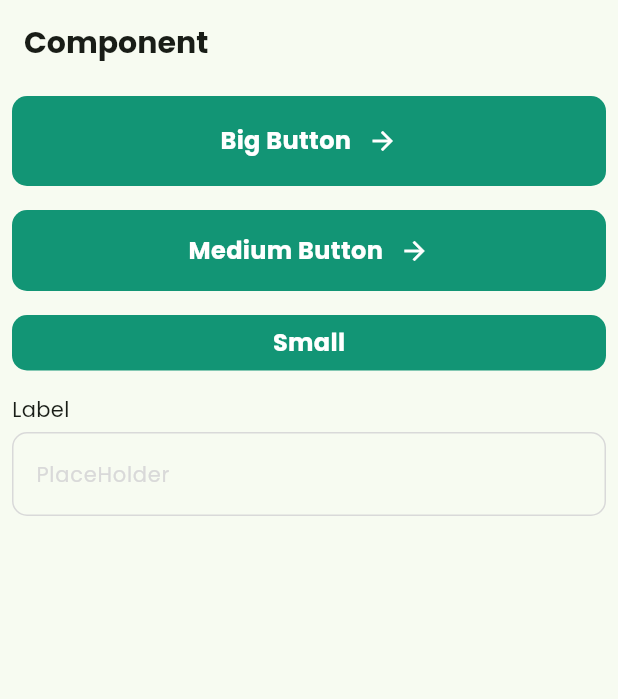
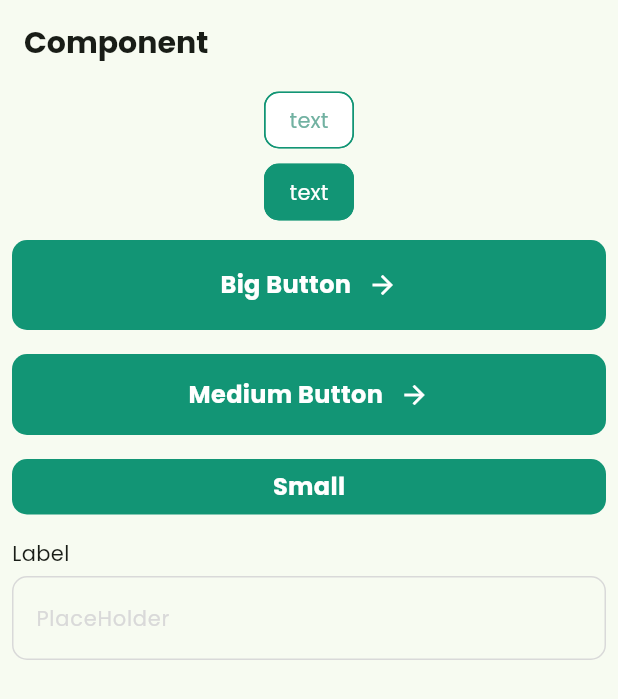
Before and after one commit to choe-yujin/flutter_recipe, a Flutter app: the screen it shows after launch, on a phone screen of 412 x 824 dp. Shown: the top 699 px of the screen. Run offline on Flutter 3.47's test engine with Material 3 defaults, Android fonts, the phone set to English and light mode, and no system bars.

Commit message:
Add filter component and update main.dart for testing (Closes #5)

```diff
--- a/lib/main.dart
+++ b/lib/main.dart
@@ -1,5 +1,6 @@
 import 'package:flutter/material.dart';
 import 'package:flutter_recipe/presentation/components/big_button.dart';
+import 'package:flutter_recipe/presentation/components/filter_button.dart';
 import 'package:flutter_recipe/presentation/components/input_field.dart';
 import 'package:flutter_recipe/presentation/components/medium_button.dart';
 import 'package:flutter_recipe/presentation/components/small_button.dart';
@@ -55,6 +56,8 @@ class MyHomePage extends StatelessWidget {
       ),
       body: ListView(
         children: [
+          const FilterButton('text'),
+          const FilterButton('text', isSelected: true),
           Padding(
             padding: const EdgeInsets.all(8.0),
             child: BigButton(
--- /dev/null
+++ b/lib/presentation/components/filter_button.dart
@@ -0,0 +1,31 @@
+import 'package:flutter/material.dart';
+import 'package:flutter_recipe/ui/color_styles.dart';
+import 'package:flutter_recipe/ui/text_styles.dart';
+
+class FilterButton extends StatelessWidget {
+  final String text;
+  final bool isSelected;
+
+  const FilterButton(
+      this.text, {
+        super.key,
+        this.isSelected = false,
+      });
+
+  @override
+  Widget build(BuildContext context) {
+    return Chip(
+      backgroundColor: isSelected ? ColorStyles.primary100 : Colors.white,
+      label: Text(
+        text,
+        style: TextStyles.smallTextRegular.copyWith(
+          color: isSelected ? ColorStyles.white : ColorStyles.primary80,
+        ),
+      ),
+      side: const BorderSide(color: ColorStyles.primary100),
+      shape: RoundedRectangleBorder(
+        borderRadius: BorderRadius.circular(10),
+      ),
+    );
+  }
+}
```
